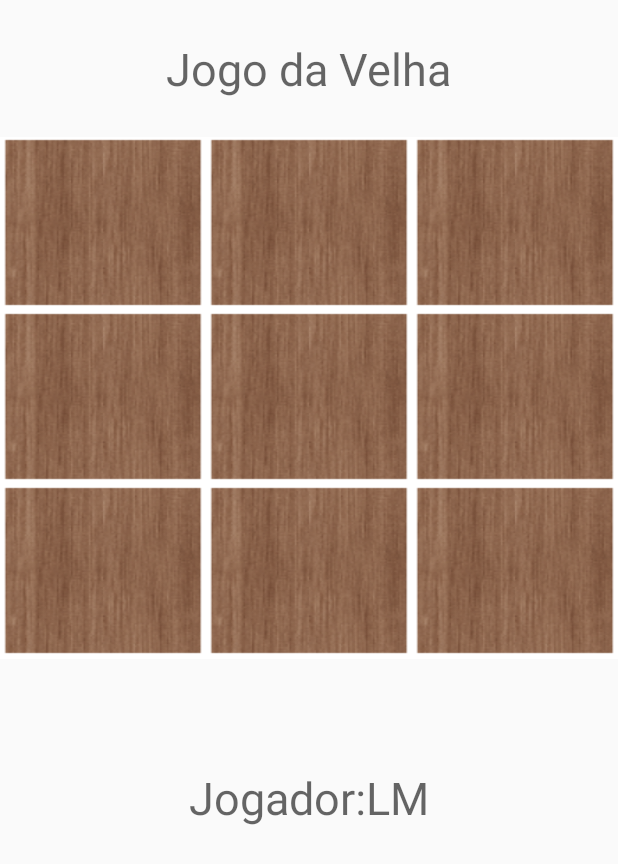
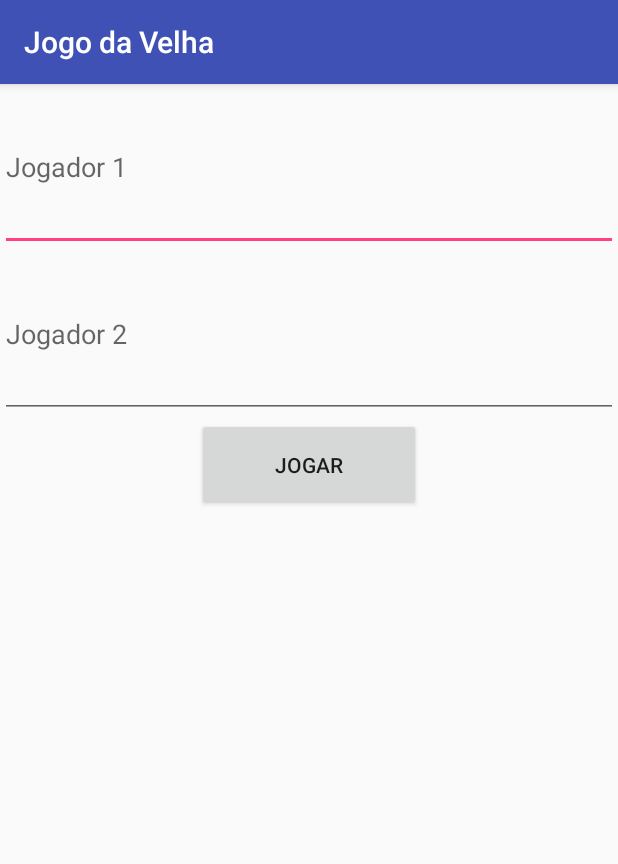
Before and after one commit to Informato5/JogodaVelha, an Android app: the screen it shows after launch (GameActivity before the commit, MainActivity after it), on a phone screen of 412 x 824 dp. Shown: the top 864 px of the screen. Run offline under Robolectric (Android 15) with nearby library versions, the phone set to English and light mode, and no system bars.

Commit message:
troca de letra por nome

```diff
--- /dev/null
+++ b/app/src/main/java/jogovelha/informatos/com/br/jogodavelha/MainActivity.java
@@ -0,0 +1,48 @@
+package jogovelha.informatos.com.br.jogodavelha;
+
+import android.content.Intent;
+import android.os.Bundle;
+import android.support.v7.app.AppCompatActivity;
+import android.view.View;
+import android.widget.Button;
+import android.widget.EditText;
+import android.widget.Toast;
+
+public class MainActivity extends AppCompatActivity implements android.view.View.OnClickListener {
+
+
+    private EditText edt_jogador1;
+    private EditText edt_jogador2;
+    private Button btn_jogar;
+
+    @Override
+    protected void onCreate(Bundle savedInstanceState) {
+        super.onCreate(savedInstanceState);
+        setContentView(R.layout.activity_main);
+        edt_jogador1 = (EditText) findViewById(R.id.edtJogador1);
+        edt_jogador2 = (EditText) findViewById(R.id.edtJogador2);
+        btn_jogar = (Button) findViewById(R.id.btnJogar);
+
+
+        btn_jogar.setOnClickListener(this);
+
+    }
+
+    public void onClick(View v) {
+        if (edt_jogador1.getText().toString().trim().equals("") || edt_jogador2.getText().toString().trim().equals("")) {
+            Toast.makeText(getBaseContext(), "Prencha o nome do jogador", Toast.LENGTH_LONG).show();
+        } else {
+            //Toast.makeText(getBaseContext(),"Passou Buceta" + edt_jogador1 + edt_jogador2, Toast.LENGTH_LONG).show();
+            Intent it = new Intent(MainActivity.this, GameActivity.class);
+            Bundle bundle = new Bundle();
+            bundle.putString("jogador1", edt_jogador1.getText().toString());
+            bundle.putString("jogador2", edt_jogador2.getText().toString());
+
+            it.putExtras(bundle);
+
+            startActivity(it);
+
+        }
+
+    }
+}
--- a/app/src/main/res/layout/activity_game.xml
+++ b/app/src/main/res/layout/activity_game.xml
@@ -1,6 +1,5 @@
 <?xml version="1.0" encoding="utf-8"?>
 <LinearLayout xmlns:android="http://schemas.android.com/apk/res/android"
-    xmlns:app="http://schemas.android.com/apk/res-auto"
     xmlns:tools="http://schemas.android.com/tools"
     android:layout_width="match_parent"
     android:layout_height="match_parent"
@@ -8,19 +7,19 @@
     tools:context=".GameActivity">
 
     <TextView
+        android:id="@+id/textView"
         android:layout_width="wrap_content"
         android:layout_height="wrap_content"
+        android:layout_gravity="center"
+        android:padding="25dp"
+        android:text="Jogo da Velha"
         android:textAppearance="?android:attr/textAppearanceMedium"
-        android:text="Jogo da Velha"
-        android:layout_gravity="center"
-        android:textSize="30dp"
-        android:padding="25dp"
-        android:id="@+id/textView" />
+        android:textSize="30dp" />
 
     <TableLayout
         android:layout_width="match_parent"
         android:layout_height="420dp"
-        android:stretchColumns="0,1,2">
+        android:stretchColumns="0,1,2,3">
 
 
         <TableRow>
@@ -93,16 +92,18 @@
                 android:layout_height="wrap_content"
                 android:background="@drawable/button"
                 android:textSize="40dp" />
+
         </TableRow>
+
 
     </TableLayout>
 
     <TextView
+        android:id="@+id/txtJogador"
         android:layout_width="wrap_content"
         android:layout_height="wrap_content"
+        android:layout_gravity="center"
+        android:text="Jogador:"
         android:textAppearance="?android:attr/textAppearanceMedium"
-        android:text="Jogador:"
-        android:layout_gravity="center"
-        android:textSize="30dp"
-        android:id="@+id/txtJogador" />
+        android:textSize="30dp" />
 </LinearLayout>
--- /dev/null
+++ b/app/src/main/res/layout/activity_main.xml
@@ -0,0 +1,36 @@
+<?xml version="1.0" encoding="utf-8"?>
+<LinearLayout xmlns:android="http://schemas.android.com/apk/res/android"
+    xmlns:tools="http://schemas.android.com/tools"
+    android:id="@+id/LinearLayout1"
+    android:layout_width="match_parent"
+    android:layout_height="wrap_content"
+    android:gravity="center"
+    android:orientation="vertical"
+    tools:context="jogovelha.informatos.com.br.jogodavelha.MainActivity">
+
+
+    <EditText
+        android:id="@+id/edtJogador1"
+        android:layout_width="match_parent"
+        android:layout_height="111dp"
+        android:ems="10"
+        android:hint="Jogador 1"
+        android:inputType="textPersonName" />
+
+    <EditText
+        android:id="@+id/edtJogador2"
+        android:layout_width="match_parent"
+        android:layout_height="111dp"
+
+        android:ems="10"
+        android:hint="Jogador 2"
+        android:inputType="textPersonName" />
+
+    <Button
+        android:id="@+id/btnJogar"
+        android:layout_width="149dp"
+        android:layout_height="62dp"
+        android:text="Jogar" />
+
+
+</LinearLayout>
```
Also changed, not shown: app/build.gradle (+6 -4 lines), app/src/main/AndroidManifest.xml (+7 -3 lines), app/src/main/java/jogovelha/informatos/com/br/jogodavelha/GameActivity.java (+48 -23 lines), 1 other file.
